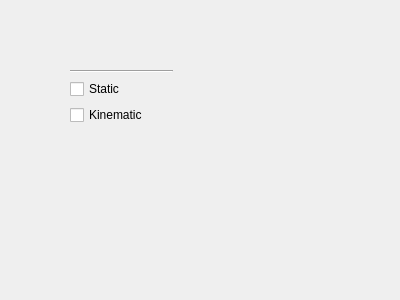
Qt form form/rigidpropertywidget.ui (IdrisMiles/FluBS) before a commit.
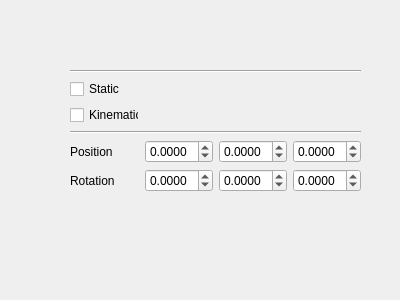
The same form after that commit.

What changed in the file:
```diff
--- a/form/rigidpropertywidget.ui
+++ b/form/rigidpropertywidget.ui
@@ -18,25 +18,11 @@
     <rect>
      <x>70</x>
      <y>70</y>
-     <width>103</width>
-     <height>64</height>
+     <width>291</width>
+     <height>141</height>
     </rect>
    </property>
    <layout class="QGridLayout" name="gridLayout">
-    <item row="0" column="0">
-     <widget class="Line" name="line">
-      <property name="orientation">
-       <enum>Qt::Horizontal</enum>
-      </property>
-     </widget>
-    </item>
-    <item row="2" column="0">
-     <widget class="QCheckBox" name="kinematic">
-      <property name="text">
-       <string>Kinematic</string>
-      </property>
-     </widget>
-    </item>
     <item row="1" column="0">
      <widget class="QCheckBox" name="static_2">
       <property name="text">
@@ -44,7 +30,7 @@
       </property>
      </widget>
     </item>
-    <item row="3" column="0">
+    <item row="6" column="0">
      <spacer name="verticalSpacer">
       <property name="orientation">
        <enum>Qt::Vertical</enum>
@@ -57,6 +43,119 @@
       </property>
      </spacer>
     </item>
+    <item row="4" column="2">
+     <widget class="QDoubleSpinBox" name="posY">
+      <property name="decimals">
+       <number>4</number>
+      </property>
+      <property name="minimum">
+       <double>-100.000000000000000</double>
+      </property>
+      <property name="maximum">
+       <double>100.000000000000000</double>
+      </property>
+     </widget>
+    </item>
+    <item row="2" column="0">
+     <widget class="QCheckBox" name="kinematic">
+      <property name="text">
+       <string>Kinematic</string>
+      </property>
+     </widget>
+    </item>
+    <item row="4" column="0">
+     <widget class="QLabel" name="label">
+      <property name="text">
+       <string>Position</string>
+      </property>
+     </widget>
+    </item>
+    <item row="4" column="1">
+     <widget class="QDoubleSpinBox" name="posX">
+      <property name="decimals">
+       <number>4</number>
+      </property>
+      <property name="minimum">
+       <double>-100.000000000000000</double>
+      </property>
+      <property name="maximum">
+       <double>100.000000000000000</double>
+      </property>
+     </widget>
+    </item>
+    <item row="4" column="3">
+     <widget class="QDoubleSpinBox" name="posZ">
+      <property name="decimals">
+       <number>4</number>
+      </property>
+      <property name="minimum">
+       <double>-100.000000000000000</double>
+      </property>
+      <property name="maximum">
+       <double>100.000000000000000</double>
+      </property>
+     </widget>
+    </item>
+    <item row="5" column="0">
+     <widget class="QLabel" name="label_2">
+      <property name="text">
+       <string>Rotation</string>
+      </property>
+     </widget>
+    </item>
+    <item row="5" column="1">
+     <widget class="QDoubleSpinBox" name="rotX">
+      <property name="decimals">
+       <number>4</number>
+      </property>
+      <property name="minimum">
+       <double>-360.000000000000000</double>
+      </property>
+      <property name="maximum">
+       <double>360.000000000000000</double>
+      </property>
+     </widget>
+    </item>
+    <item row="5" column="2">
+     <widget class="QDoubleSpinBox" name="rotY">
+      <property name="decimals">
+       <number>4</number>
+      </property>
+      <property name="minimum">
+       <double>-360.000000000000000</double>
+      </property>
+      <property name="maximum">
+       <double>360.000000000000000</double>
+      </property>
+     </widget>
+    </item>
+    <item row="5" column="3">
+     <widget class="QDoubleSpinBox" name="rotZ">
+      <property name="decimals">
+       <number>4</number>
+      </property>
+      <property name="minimum">
+       <double>-360.000000000000000</double>
+      </property>
+      <property name="maximum">
+       <double>360.000000000000000</double>
+      </property>
+     </widget>
+    </item>
+    <item row="0" column="0" colspan="4">
+     <widget class="Line" name="line">
+      <property name="orientation">
+       <enum>Qt::Horizontal</enum>
+      </property>
+     </widget>
+    </item>
+    <item row="3" column="0" colspan="4">
+     <widget class="Line" name="line_2">
+      <property name="orientation">
+       <enum>Qt::Horizontal</enum>
+      </property>
+     </widget>
+    </item>
    </layout>
   </widget>
  </widget>
```
